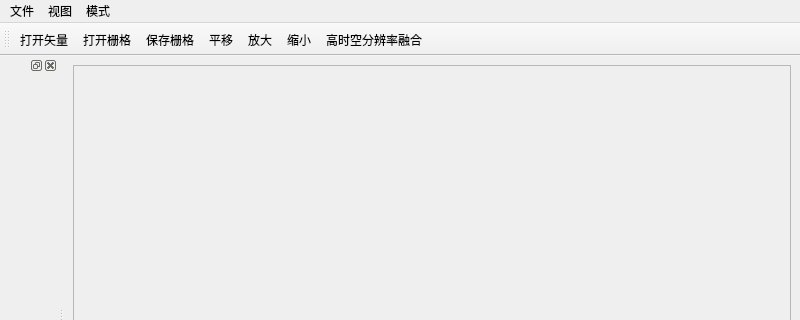
Old version of the form ui/main.ui in the repository CaoZhenkun/pyqgis; both pictures show x 0 to 800 and y 0 to 320 of the 800 by 600 pixel window.
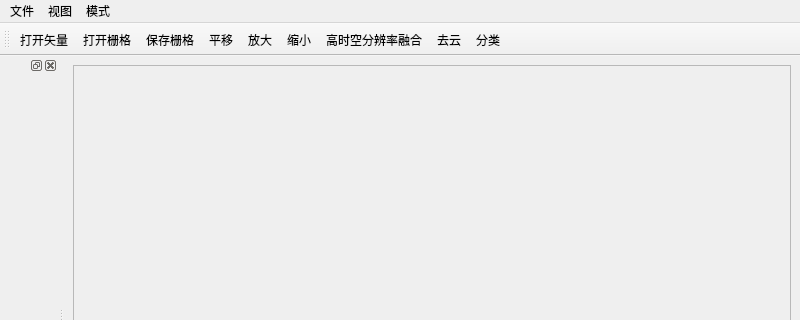
New version of the form.

Commit message: cloud/classification

Patch:
```diff
--- a/ui/main.ui
+++ b/ui/main.ui
@@ -84,6 +84,8 @@
    <addaction name="actionZoomOut"/>
    <addaction name="actionZoomIn"/>
    <addaction name="actionFusion"/>
+   <addaction name="actionCloud"/>
+   <addaction name="actionClassify"/>
   </widget>
   <action name="actionOpenShp">
    <property name="text">
@@ -141,6 +143,16 @@
     <string>高时空分辨率融合</string>
    </property>
   </action>
+  <action name="actionCloud">
+   <property name="text">
+    <string>去云</string>
+   </property>
+  </action>
+  <action name="actionClassify">
+   <property name="text">
+    <string>分类</string>
+   </property>
+  </action>
  </widget>
  <resources/>
  <connections/>
```
Left out of the diff: 2 changed lines with no effect on the pictures. The commit also changes 46 other files.
